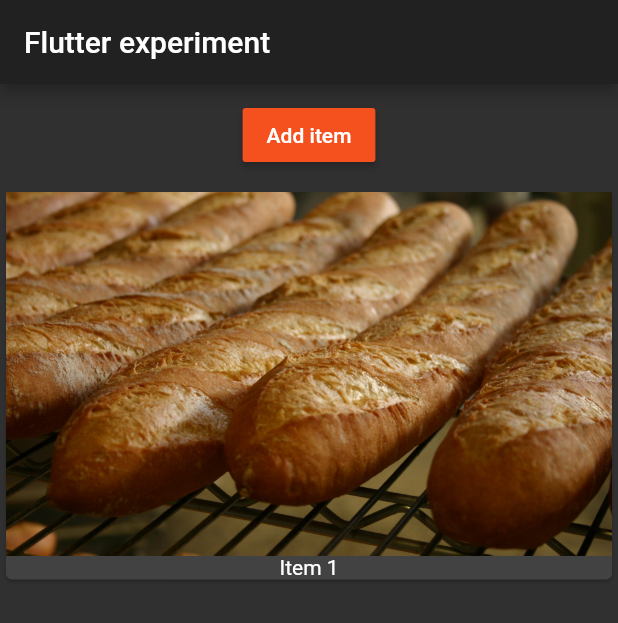
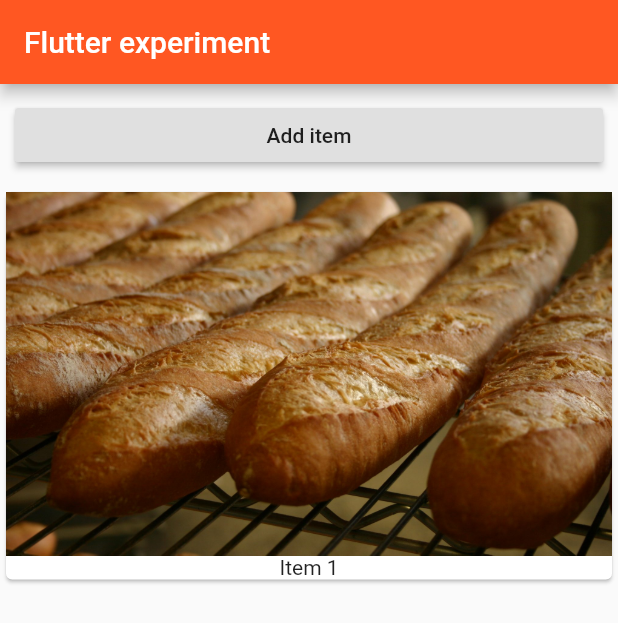
Before and after one commit to ArthurChrm/flutter_experiment, a Flutter app: the screen it shows after launch, on a phone screen of 412 x 824 dp. Shown: the top 623 px of the screen. Run offline on Flutter 3.47's test engine with Material 2 defaults, Android fonts, the phone set to English and light mode, and no system bars.

Commit message:
Making UI scrollable

```diff
--- a/lib/items_manager.dart
+++ b/lib/items_manager.dart
@@ -14,7 +14,7 @@ class _ItemsManagerState extends State<ItemsManager> {
 
   @override
   Widget build(BuildContext context) {
-    return Column(
+    return ListView(
       children: [
         Container(
           margin: EdgeInsets.all(10.0),
--- a/lib/main.dart
+++ b/lib/main.dart
@@ -15,7 +15,7 @@ class App extends StatelessWidget {
     return MaterialApp(
       theme:ThemeData(
         primarySwatch: Colors.deepOrange,
-        brightness: Brightness.dark
+        brightness: Brightness.light
       ),
       home: Scaffold(
         appBar: AppBar(
```
